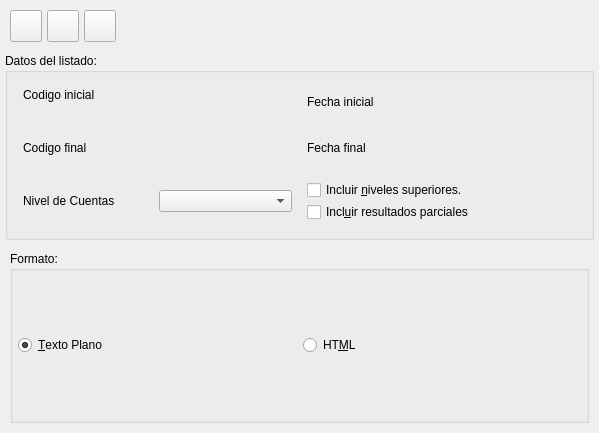
eboladev/Bulmages-1, file bulmages/bulmacont/plugins/pluginbc_balance/balanceprintbase.ui: the form before one commit.
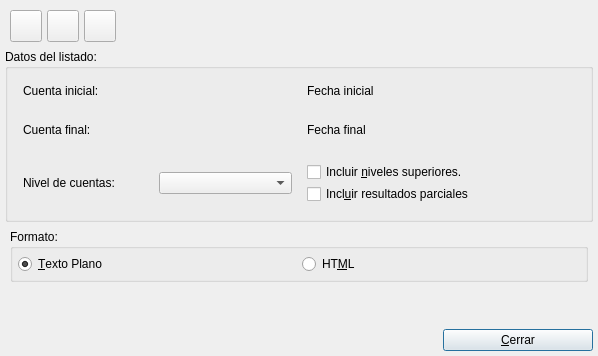
The form after the commit. Icons and pictures are not drawn. Custom widgets are drawn as their Qt base class.

Commit message: Mejoro la exportación a texto plano (txt).

What changed in the file:
```diff
--- a/bulmages/bulmacont/plugins/pluginbc_balance/balanceprintbase.ui
+++ b/bulmages/bulmacont/plugins/pluginbc_balance/balanceprintbase.ui
@@ -6,21 +6,15 @@
    <rect>
     <x>0</x>
     <y>0</y>
-    <width>599</width>
-    <height>433</height>
+    <width>598</width>
+    <height>356</height>
    </rect>
   </property>
   <property name="windowTitle">
    <string>Impresion del balance de sumas y saldos</string>
   </property>
-  <layout class="QVBoxLayout">
-   <property name="spacing">
-    <number>6</number>
-   </property>
-   <property name="margin">
-    <number>5</number>
-   </property>
-   <item>
+  <layout class="QGridLayout" name="gridLayout">
+   <item row="0" column="0">
     <layout class="QHBoxLayout">
      <property name="spacing">
       <number>5</number>
@@ -151,7 +145,7 @@
      </item>
     </layout>
    </item>
-   <item>
+   <item row="1" column="0">
     <widget class="QGroupBox" name="groupBox_2">
      <property name="title">
       <string>Datos del listado:</string>
@@ -180,15 +174,14 @@
            <number>5</number>
           </property>
           <item>
-           <widget class="QLabel" name="textLabel1">
+           <widget class="QLabel" name="labelCuentaInicial">
             <property name="text">
-             <string>Codigo inicial
-</string>
+             <string>Cuenta inicial:</string>
             </property>
            </widget>
           </item>
           <item>
-           <widget class="BlSearchWidget" name="m_codigoinicial" native="true"/>
+           <widget class="BlSearchWidget" name="mui_cuentaInicial" native="true"/>
           </item>
          </layout>
         </item>
@@ -201,14 +194,14 @@
            <number>5</number>
           </property>
           <item>
-           <widget class="QLabel" name="textLabel1_3">
+           <widget class="QLabel" name="labelFechaInicial">
             <property name="text">
              <string>Fecha inicial</string>
             </property>
            </widget>
           </item>
           <item>
-           <widget class="BlDateSearch" name="m_fechainicial1" native="true"/>
+           <widget class="BlDateSearch" name="mui_fechaInicial" native="true"/>
           </item>
          </layout>
         </item>
@@ -231,14 +224,14 @@
            <number>5</number>
           </property>
           <item>
-           <widget class="QLabel" name="textLabel1_2">
+           <widget class="QLabel" name="labelCuentaFinal">
             <property name="text">
-             <string>Codigo final</string>
+             <string>Cuenta final:</string>
             </property>
            </widget>
           </item>
           <item>
-           <widget class="BlSearchWidget" name="m_codigofinal" native="true"/>
+           <widget class="BlSearchWidget" name="mui_cuentaFinal" native="true"/>
           </item>
          </layout>
         </item>
@@ -251,14 +244,14 @@
            <number>5</number>
           </property>
           <item>
-           <widget class="QLabel" name="textLabel1_2_2">
+           <widget class="QLabel" name="labelFechaFinal">
             <property name="text">
              <string>Fecha final</string>
             </property>
            </widget>
           </item>
           <item>
-           <widget class="BlDateSearch" name="m_fechafinal1" native="true"/>
+           <widget class="BlDateSearch" name="mui_fechaFinal" native="true"/>
           </item>
          </layout>
         </item>
@@ -281,14 +274,14 @@
            <number>5</number>
           </property>
           <item>
-           <widget class="QLabel" name="textLabel1_3_2">
+           <widget class="QLabel" name="labelNivel">
             <property name="text">
-             <string>Nivel de Cuentas</string>
+             <string>Nivel de cuentas:</string>
             </property>
            </widget>
           </item>
           <item>
-           <widget class="QComboBox" name="combonivel"/>
+           <widget class="QComboBox" name="mui_nivel"/>
           </item>
          </layout>
         </item>
@@ -301,14 +294,14 @@
            <number>5</number>
           </property>
           <item>
-           <widget class="QCheckBox" name="checksuperiores">
+           <widget class="QCheckBox" name="mui_nivelSuperior">
             <property name="text">
              <string>Incluir &amp;niveles superiores.</string>
             </property>
            </widget>
           </item>
           <item>
-           <widget class="QCheckBox" name="checkBox1_2">
+           <widget class="QCheckBox" name="mui_parciales">
             <property name="text">
              <string>Incl&amp;uir resultados parciales</string>
             </property>
@@ -321,7 +314,7 @@
      </layout>
     </widget>
    </item>
-   <item>
+   <item row="2" column="0">
     <layout class="QHBoxLayout">
      <property name="spacing">
       <number>6</number>
@@ -342,7 +335,7 @@
          <number>5</number>
         </property>
         <item>
-         <widget class="QRadioButton" name="radiotexto">
+         <widget class="QRadioButton" name="mui_textoPlano">
           <property name="text">
            <string>&amp;Texto Plano</string>
           </property>
@@ -352,7 +345,7 @@
          </widget>
         </item>
         <item>
-         <widget class="QRadioButton" name="radiohtml">
+         <widget class="QRadioButton" name="mui_html">
           <property name="text">
            <string>HT&amp;ML</string>
           </property>
@@ -363,6 +356,49 @@
      </item>
     </layout>
    </item>
+   <item row="4" column="0">
+    <layout class="QHBoxLayout" name="horizontalLayout">
+     <item>
+      <spacer name="horizontalSpacer">
+       <property name="orientation">
+        <enum>Qt::Horizontal</enum>
+       </property>
+       <property name="sizeHint" stdset="0">
+        <size>
+         <width>40</width>
+         <height>20</height>
+        </size>
+       </property>
+      </spacer>
+     </item>
+     <item>
+      <widget class="QPushButton" name="mui_cerrar">
+       <property name="minimumSize">
+        <size>
+         <width>150</width>
+         <height>0</height>
+        </size>
+       </property>
+       <property name="text">
+        <string>&amp;Cerrar</string>
+       </property>
+      </widget>
+     </item>
+    </layout>
+   </item>
+   <item row="3" column="0">
+    <spacer name="verticalSpacer">
+     <property name="orientation">
+      <enum>Qt::Vertical</enum>
+     </property>
+     <property name="sizeHint" stdset="0">
+      <size>
+       <width>20</width>
+       <height>40</height>
+      </size>
+     </property>
+    </spacer>
+   </item>
   </layout>
  </widget>
  <layoutdefault spacing="2" margin="5"/>
```
Left out of the diff: 4 changed lines with no effect on the pictures. The commit also changes 2 other files.
